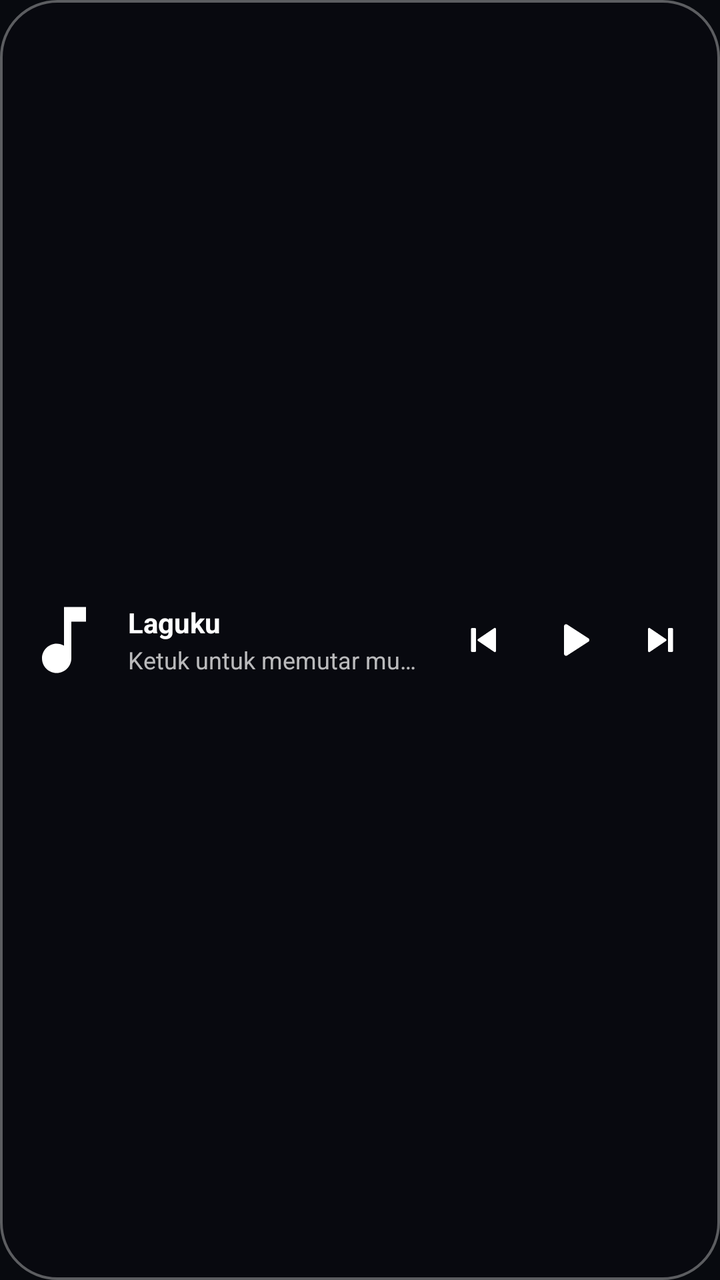
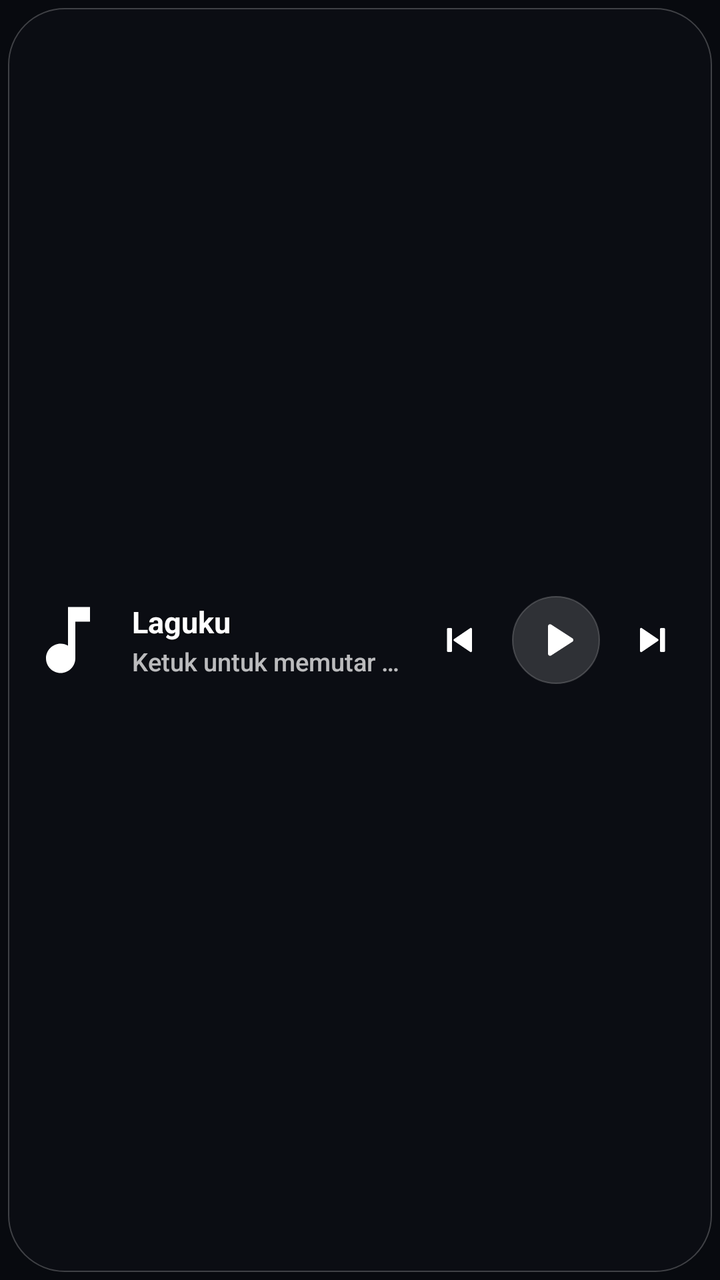

Two renders of the same Android screen: before a commit and after it. Below are the layout's source before the change and the commit's diff.
<!-- AndroidManifest.xml: application theme Theme.Laguku -->
<!-- res/layout/widget_laguku_pill.xml -->
<?xml version="1.0" encoding="utf-8"?>
<FrameLayout xmlns:android="http://schemas.android.com/apk/res/android"
    android:id="@+id/widget_root"
    android:layout_width="match_parent"
    android:layout_height="match_parent"
    android:background="@drawable/bg_widget_pill_glass">

    <ImageView
        android:id="@+id/widget_backdrop"
        android:layout_width="match_parent"
        android:layout_height="match_parent"
        android:importantForAccessibility="no"
        android:scaleType="centerCrop"
        android:visibility="gone" />

    <LinearLayout
        android:layout_width="match_parent"
        android:layout_height="match_parent"
        android:gravity="center_vertical"
        android:orientation="horizontal"
        android:paddingStart="10dp"
        android:paddingTop="6dp"
        android:paddingEnd="8dp"
        android:paddingBottom="6dp">

        <LinearLayout
            android:id="@+id/widget_content_area"
            android:layout_width="0dp"
            android:layout_height="match_parent"
            android:layout_weight="1"
            android:gravity="center_vertical"
            android:orientation="horizontal">

            <ImageView
                android:id="@+id/widget_artwork"
                android:layout_width="44dp"
                android:layout_height="44dp"
                android:contentDescription="@string/app_name"
                android:scaleType="centerCrop"
                android:src="@drawable/ic_music_note" />

            <LinearLayout
                android:layout_width="0dp"
                android:layout_height="wrap_content"
                android:layout_marginStart="10dp"
                android:layout_marginEnd="6dp"
                android:layout_weight="1"
                android:orientation="vertical">

                <TextView
                    android:id="@+id/widget_title"
                    android:layout_width="match_parent"
                    android:layout_height="wrap_content"
                    android:ellipsize="end"
                    android:singleLine="true"
                    android:text="@string/widget_idle_title"
                    android:textColor="#FFFFFFFF"
                    android:textSize="14sp"
                    android:textStyle="bold" />

                <TextView
                    android:id="@+id/widget_artist"
                    android:layout_width="match_parent"
                    android:layout_height="wrap_content"
                    android:layout_marginTop="1dp"
                    android:ellipsize="end"
                    android:singleLine="true"
                    android:text="@string/widget_idle_subtitle"
                    android:textColor="#B8FFFFFF"
                    android:textSize="12sp" />

                <TextView
                    android:id="@+id/widget_meta"
                    android:layout_width="match_parent"
                    android:layout_height="wrap_content"
                    android:layout_marginTop="2dp"
                    android:ellipsize="end"
                    android:singleLine="true"
                    android:textColor="#8AFFFFFF"
                    android:textSize="11sp"
                    android:visibility="gone" />
            </LinearLayout>
        </LinearLayout>

        <LinearLayout
            android:layout_width="wrap_content"
            android:layout_height="wrap_content"
            android:gravity="center_vertical"
            android:orientation="horizontal">

            <ImageButton
                android:id="@+id/widget_btn_prev"
                android:layout_width="44dp"
                android:layout_height="48dp"
                android:background="@android:color/transparent"
                android:contentDescription="@string/cd_previous"
                android:padding="10dp"
                android:scaleType="centerInside"
                android:src="@drawable/ic_prev" />

            <ImageButton
                android:id="@+id/widget_btn_play_pause"
                android:layout_width="44dp"
                android:layout_height="48dp"
                android:background="@android:color/transparent"
                android:contentDescription="@string/cd_play_pause"
                android:padding="10dp"
                android:scaleType="centerInside"
                android:src="@drawable/ic_play" />

            <ImageButton
                android:id="@+id/widget_btn_next"
                android:layout_width="44dp"
                android:layout_height="48dp"
                android:background="@android:color/transparent"
                android:contentDescription="@string/cd_next"
                android:padding="10dp"
                android:scaleType="centerInside"
                android:src="@drawable/ic_next" />
        </LinearLayout>
    </LinearLayout>
</FrameLayout>
<!-- resources referenced by this layout -->
<resources>
  <!-- drawable bg_widget_pill_glass (drawable) -->
  <?xml version="1.0" encoding="utf-8"?>
  <shape xmlns:android="http://schemas.android.com/apk/res/android"
      android:shape="rectangle">
      <solid android:color="#8F080A0F" />
      <corners android:radius="28dp" />
      <stroke
          android:width="1.2dp"
          android:color="#57FFFFFF" />
  </shape>
  <!-- drawable ic_music_note (drawable) -->
  <?xml version="1.0" encoding="utf-8"?>
  <vector xmlns:android="http://schemas.android.com/apk/res/android"
      android:width="24dp"
      android:height="24dp"
      android:viewportWidth="24"
      android:viewportHeight="24">
      <path
          android:fillColor="#FFFFFFFF"
          android:pathData="M12,3v10.55c-0.59,-0.34 -1.27,-0.55 -2,-0.55 -2.21,0 -4,1.79 -4,4s1.79,4 4,4 4,-1.79 4,-4V7h4V3h-6z" />
  </vector>
  <!-- drawable ic_next (drawable) -->
  <?xml version="1.0" encoding="utf-8"?>
  <vector xmlns:android="http://schemas.android.com/apk/res/android"
      android:width="24dp"
      android:height="24dp"
      android:viewportWidth="24"
      android:viewportHeight="24">
      <path
          android:fillColor="#FFFFFFFF"
          android:pathData="M6,17.5V6.5c0,-0.46 0.52,-0.73 0.9,-0.46l8.1,5.5c0.33,0.22 0.33,0.7 0,0.92l-8.1,5.5C6.52,18.23 6,17.96 6,17.5zM16.5,6h1.5c0.28,0 0.5,0.22 0.5,0.5v11c0,0.28 -0.22,0.5 -0.5,0.5h-1.5c-0.28,0 -0.5,-0.22 -0.5,-0.5v-11C16,6.22 16.22,6 16.5,6z" />
  </vector>
  <!-- drawable ic_play (drawable) -->
  <?xml version="1.0" encoding="utf-8"?>
  <vector xmlns:android="http://schemas.android.com/apk/res/android"
      android:width="24dp"
      android:height="24dp"
      android:viewportWidth="24"
      android:viewportHeight="24">
      <path
          android:fillColor="#FFFFFFFF"
          android:pathData="M8,5.14v13.72c0,0.82 0.9,1.32 1.6,0.88l10.6,-6.86c0.63,-0.41 0.63,-1.35 0,-1.76L9.6,4.26C8.9,3.82 8,4.32 8,5.14z" />
  </vector>
  <!-- drawable ic_prev (drawable) -->
  <?xml version="1.0" encoding="utf-8"?>
  <vector xmlns:android="http://schemas.android.com/apk/res/android"
      android:width="24dp"
      android:height="24dp"
      android:viewportWidth="24"
      android:viewportHeight="24">
      <path
          android:fillColor="#FFFFFFFF"
          android:pathData="M6,6h1.5C7.78,6 8,6.22 8,6.5v11C8,17.78 7.78,18 7.5,18H6c-0.28,0 -0.5,-0.22 -0.5,-0.5v-11C5.5,6.22 5.72,6 6,6zM9,12.46l8.1,5.5c0.38,0.27 0.9,0 0.9,-0.46V6.5c0,-0.46 -0.52,-0.73 -0.9,-0.46L9,11.54C8.67,11.76 8.67,12.24 9,12.46z" />
  </vector>
  <string name="app_name">Laguku</string>
  <string name="cd_next">Berikutnya</string>
  <string name="cd_play_pause">Putar atau Jeda</string>
  <string name="cd_previous">Sebelumnya</string>
  <string name="widget_idle_subtitle">Ketuk untuk memutar musik</string>
  <string name="widget_idle_title">Laguku</string>
  <style name="Theme.Laguku" parent="@android:style/Theme.Material.NoActionBar">
          <item name="android:windowBackground">@color/laguku_bg_dark</item>
          <item name="android:colorBackground">@color/laguku_bg_dark</item>
          <item name="android:statusBarColor">@android:color/transparent</item>
          <item name="android:navigationBarColor">@android:color/transparent</item>
          <item name="android:windowDrawsSystemBarBackgrounds">true</item>
          <item name="android:windowLightStatusBar">false</item>
          <item name="android:textColorPrimary">@color/laguku_text_primary</item>
          <item name="android:textColorSecondary">@color/laguku_text_secondary</item>
      </style>
  <color name="laguku_bg_dark">#080A0F</color>
  <color name="laguku_text_primary">#FFFFFFFF</color>
  <color name="laguku_text_secondary">#A3FFFFFF</color>
</resources>

<!-- the commit's change to res/layout/widget_laguku_pill.xml (unified diff, before → after) -->
@@ -3,120 +3,134 @@
     android:id="@+id/widget_root"
     android:layout_width="match_parent"
     android:layout_height="match_parent"
-    android:background="@drawable/bg_widget_pill_glass">
+    android:padding="4dp">
 
-    <ImageView
-        android:id="@+id/widget_backdrop"
+    <FrameLayout
+        android:id="@+id/widget_capsule"
         android:layout_width="match_parent"
         android:layout_height="match_parent"
-        android:importantForAccessibility="no"
-        android:scaleType="centerCrop"
-        android:visibility="gone" />
+        android:background="@drawable/bg_widget_pill_glass">
 
-    <LinearLayout
-        android:layout_width="match_parent"
-        android:layout_height="match_parent"
-        android:gravity="center_vertical"
-        android:orientation="horizontal"
-        android:paddingStart="10dp"
-        android:paddingTop="6dp"
-        android:paddingEnd="8dp"
-        android:paddingBottom="6dp">
+        <ImageView
+            android:id="@+id/widget_backdrop"
+            android:layout_width="match_parent"
+            android:layout_height="match_parent"
+            android:importantForAccessibility="no"
+            android:scaleType="fitXY"
+            android:visibility="gone" />
 
         <LinearLayout
-            android:id="@+id/widget_content_area"
-            android:layout_width="0dp"
+            android:layout_width="match_parent"
             android:layout_height="match_parent"
-            android:layout_weight="1"
             android:gravity="center_vertical"
-            android:orientation="horizontal">
-
-            <ImageView
-                android:id="@+id/widget_artwork"
-                android:layout_width="44dp"
-                android:layout_height="44dp"
-                android:contentDescription="@string/app_name"
-                android:scaleType="centerCrop"
-                android:src="@drawable/ic_music_note" />
+            android:orientation="horizontal"
+            android:paddingStart="8dp"
+            android:paddingTop="6dp"
+            android:paddingEnd="8dp"
+            android:paddingBottom="6dp">
 
             <LinearLayout
+                android:id="@+id/widget_content_area"
                 android:layout_width="0dp"
+                android:layout_height="match_parent"
+                android:layout_weight="1"
+                android:gravity="center_vertical"
+                android:orientation="horizontal">
+
+                <ImageView
+                    android:id="@+id/widget_artwork"
+                    android:layout_width="44dp"
+                    android:layout_height="44dp"
+                    android:contentDescription="@string/app_name"
+                    android:scaleType="centerCrop"
+                    android:src="@drawable/ic_music_note" />
+
+                <LinearLayout
+                    android:layout_width="0dp"
+                    android:layout_height="wrap_content"
+                    android:layout_marginStart="10dp"
+                    android:layout_marginEnd="6dp"
+                    android:layout_weight="1"
+                    android:orientation="vertical">
+
+                    <TextView
+                        android:id="@+id/widget_title"
+                        android:layout_width="match_parent"
+                        android:layout_height="wrap_content"
+                        android:ellipsize="end"
+                        android:maxLines="1"
+                        android:shadowColor="#80000000"
+                        android:shadowDx="0"
+                        android:shadowDy="1"
+                        android:shadowRadius="2"
+                        android:text="@string/widget_idle_title"
+                        android:textColor="#FFFFFFFF"
+                        android:textSize="15sp"
+                        android:textStyle="bold" />
+
+                    <TextView
+                        android:id="@+id/widget_artist"
+                        android:layout_width="match_parent"
+                        android:layout_height="wrap_content"
+                        android:layout_marginTop="1dp"
+                        android:ellipsize="end"
+                        android:fontFamily="sans-serif-medium"
+                        android:maxLines="1"
+                        android:text="@string/widget_idle_subtitle"
+                        android:textColor="#B8FFFFFF"
+                        android:textSize="12.5sp" />
+
+                    <TextView
+                        android:id="@+id/widget_meta"
+                        android:layout_width="match_parent"
+                        android:layout_height="wrap_content"
+                        android:layout_marginTop="2dp"
+                        android:ellipsize="end"
+                        android:maxLines="1"
+                        android:textColor="#99FFFFFF"
+                        android:textSize="11sp"
+                        android:visibility="gone" />
+                </LinearLayout>
+            </LinearLayout>
+
+            <LinearLayout
+                android:layout_width="wrap_content"
                 android:layout_height="wrap_content"
-                android:layout_marginStart="10dp"
-                android:layout_marginEnd="6dp"
-                android:layout_weight="1"
-                android:orientation="vertical">
+                android:gravity="center_vertical"
+                android:orientation="horizontal">
 
-                <TextView
-                    android:id="@+id/widget_title"
-                    android:layout_width="match_parent"
-                    android:layout_height="wrap_content"
-                    android:ellipsize="end"
-                    android:singleLine="true"
-                    android:text="@string/widget_idle_title"
-                    android:textColor="#FFFFFFFF"
-                    android:textSize="14sp"
-                    android:textStyle="bold" />
+                <ImageButton
+                    android:id="@+id/widget_btn_prev"
+                    android:layout_width="44dp"
+                    android:layout_height="44dp"
+                    android:layout_marginEnd="4dp"
+                    android:background="@android:color/transparent"
+                    android:contentDescription="@string/cd_previous"
+                    android:padding="10dp"
+                    android:scaleType="centerInside"
+                    android:src="@drawable/ic_prev" />
 
-                <TextView
-                    android:id="@+id/widget_artist"
-                    android:layout_width="match_parent"
-                    android:layout_height="wrap_content"
-                    android:layout_marginTop="1dp"
-                    android:ellipsize="end"
-                    android:singleLine="true"
-                    android:text="@string/widget_idle_subtitle"
-                    android:textColor="#B8FFFFFF"
-                    android:textSize="12sp" />
+                <ImageButton
+                    android:id="@+id/widget_btn_play_pause"
+                    android:layout_width="44dp"
+                    android:layout_height="44dp"
+                    android:layout_marginEnd="4dp"
+                    android:background="@drawable/bg_widget_play_circle"
+                    android:contentDescription="@string/cd_play_pause"
+                    android:padding="10dp"
+                    android:scaleType="centerInside"
+                    android:src="@drawable/ic_play" />
 
-                <TextView
-                    android:id="@+id/widget_meta"
-                    android:layout_width="match_parent"
-                    android:layout_height="wrap_content"
-                    android:layout_marginTop="2dp"
-                    android:ellipsize="end"
-                    android:singleLine="true"
-                    android:textColor="#8AFFFFFF"
-                    android:textSize="11sp"
-                    android:visibility="gone" />
+                <ImageButton
+                    android:id="@+id/widget_btn_next"
+                    android:layout_width="44dp"
+                    android:layout_height="44dp"
+                    android:background="@android:color/transparent"
+                    android:contentDescription="@string/cd_next"
+                    android:padding="10dp"
+                    android:scaleType="centerInside"
+                    android:src="@drawable/ic_next" />
             </LinearLayout>
         </LinearLayout>
-
-        <LinearLayout
-            android:layout_width="wrap_content"
-            android:layout_height="wrap_content"
-            android:gravity="center_vertical"
-            android:orientation="horizontal">
-
-            <ImageButton
-                android:id="@+id/widget_btn_prev"
-                android:layout_width="44dp"
-                android:layout_height="48dp"
-                android:background="@android:color/transparent"
-                android:contentDescription="@string/cd_previous"
-                android:padding="10dp"
-                android:scaleType="centerInside"
-                android:src="@drawable/ic_prev" />
-
-            <ImageButton
-                android:id="@+id/widget_btn_play_pause"
-                android:layout_width="44dp"
-                android:layout_height="48dp"
-                android:background="@android:color/transparent"
-                android:contentDescription="@string/cd_play_pause"
-                android:padding="10dp"
-                android:scaleType="centerInside"
-                android:src="@drawable/ic_play" />
-
-            <ImageButton
-                android:id="@+id/widget_btn_next"
-                android:layout_width="44dp"
-                android:layout_height="48dp"
-                android:background="@android:color/transparent"
-                android:contentDescription="@string/cd_next"
-                android:padding="10dp"
-                android:scaleType="centerInside"
-                android:src="@drawable/ic_next" />
-        </LinearLayout>
-    </LinearLayout>
+    </FrameLayout>
 </FrameLayout>
<!-- resource entries referenced after the edit -->
@@ -4,11 +4,20 @@
   <?xml version="1.0" encoding="utf-8"?>
   <shape xmlns:android="http://schemas.android.com/apk/res/android"
       android:shape="rectangle">
-      <solid android:color="#8F080A0F" />
+      <solid android:color="#940E1118" />
       <corners android:radius="28dp" />
       <stroke
-          android:width="1.2dp"
-          android:color="#57FFFFFF" />
+          android:width="0.75dp"
+          android:color="#38FFFFFF" />
+  </shape>
+  <!-- drawable bg_widget_play_circle (drawable) -->
+  <?xml version="1.0" encoding="utf-8"?>
+  <shape xmlns:android="http://schemas.android.com/apk/res/android"
+      android:shape="oval">
+      <solid android:color="#26FFFFFF" />
+      <stroke
+          android:width="0.75dp"
+          android:color="#30FFFFFF" />
   </shape>
   <!-- drawable ic_music_note (drawable) -->
   <?xml version="1.0" encoding="utf-8"?>
